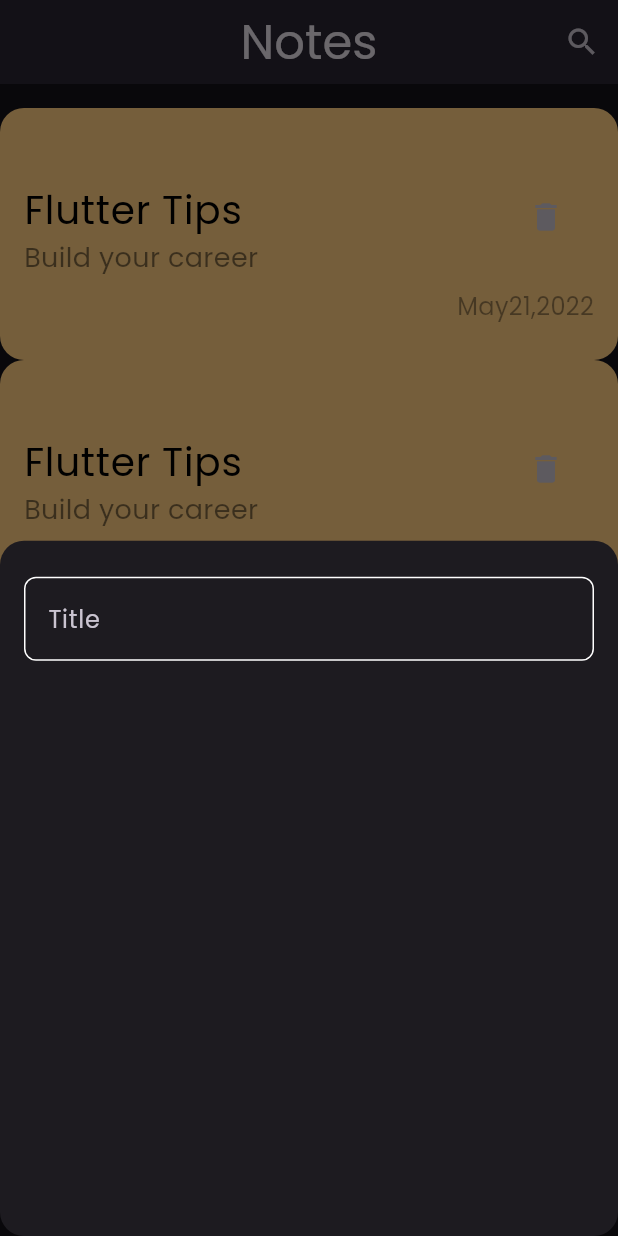
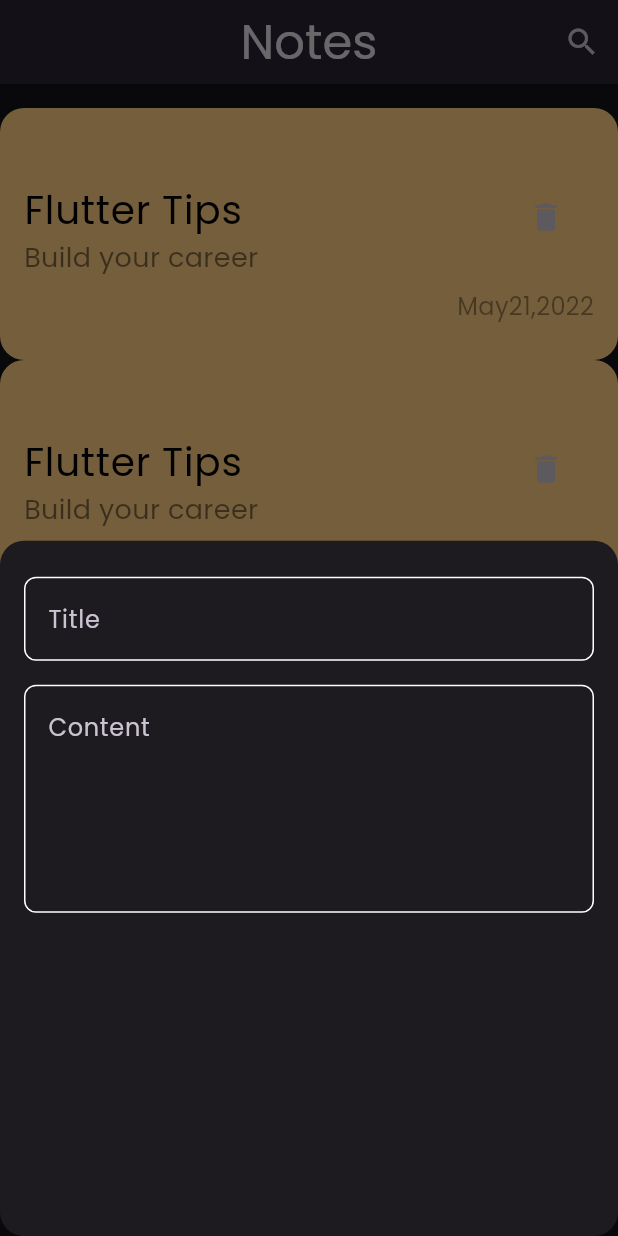
Before and after one commit to faresarar/notes_app, a Flutter app: the screen it shows after launch, after a tap on the "add" icon, on a phone screen of 412 x 824 dp. Run offline on Flutter 3.47's test engine with Material 3 defaults, Android fonts, the phone set to English and light mode, and no system bars.

Commit message:
adding fields to notes bottom sheet

```diff
--- a/lib/widgets/add_note_bottom_sheet.dart
+++ b/lib/widgets/add_note_bottom_sheet.dart
@@ -7,12 +7,21 @@ class AddNoteBottomSheet extends StatelessWidget {
 
   @override
   Widget build(BuildContext context) {
-   return const Padding(
+    return const Padding(
       padding: EdgeInsets.symmetric(horizontal: 16),
       child: Column(
         children: [
-          SizedBox(height: 24,),
-          CustomTextField()
+          SizedBox(
+            height: 24,
+          ),
+          CustomTextField(
+            hint: "Title",
+          ),
+          SizedBox(height: 16),
+          CustomTextField(
+            hint: "Content",
+            maxLines: 5,
+          ),
         ],
       ),
     );
--- a/lib/widgets/custom_text_field.dart
+++ b/lib/widgets/custom_text_field.dart
@@ -3,14 +3,16 @@ import 'package:flutter/material.dart';
 import '../constants.dart';
 
 class CustomTextField extends StatelessWidget {
-  const CustomTextField({super.key});
-
+  const CustomTextField({super.key, required this.hint, this.maxLines = 1});
+  final String hint;
+  final int maxLines;
   @override
   Widget build(BuildContext context) {
     return TextField(
       cursorColor: kPrimaryColor,
+      maxLines: maxLines,
       decoration: InputDecoration(
-        hintText: "Title",
+        hintText: hint,
         border: buildOutlineInputBorder(),
         enabledBorder: buildOutlineInputBorder(),
         focusedBorder: buildOutlineInputBorder(kPrimaryColor),
```
